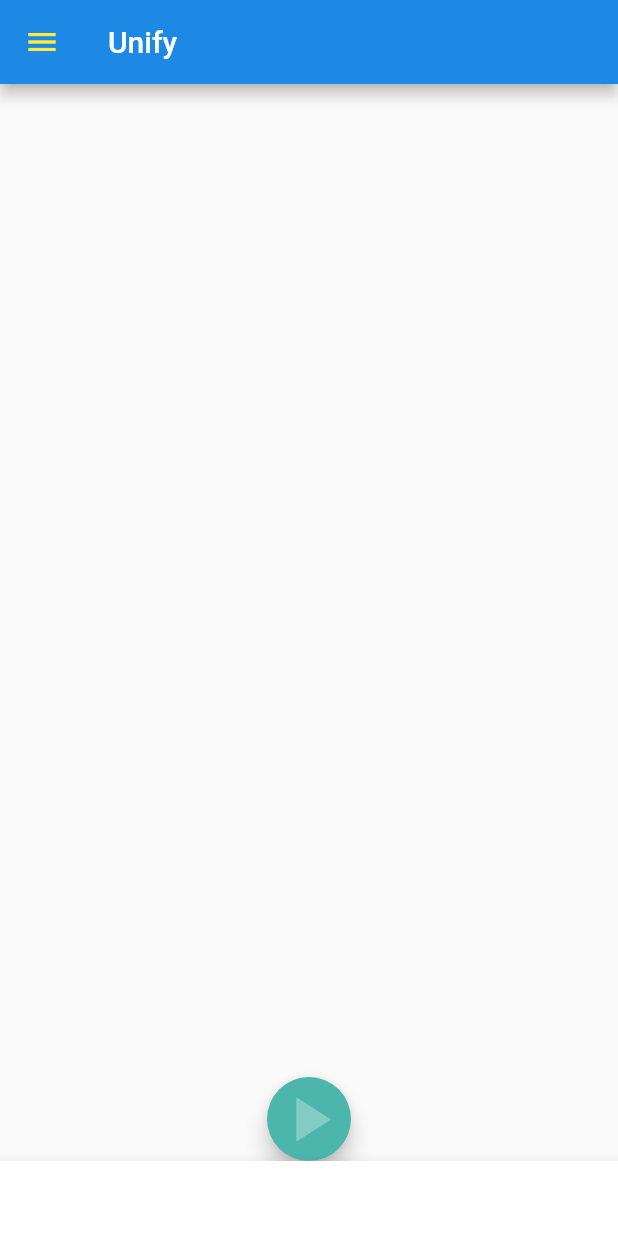
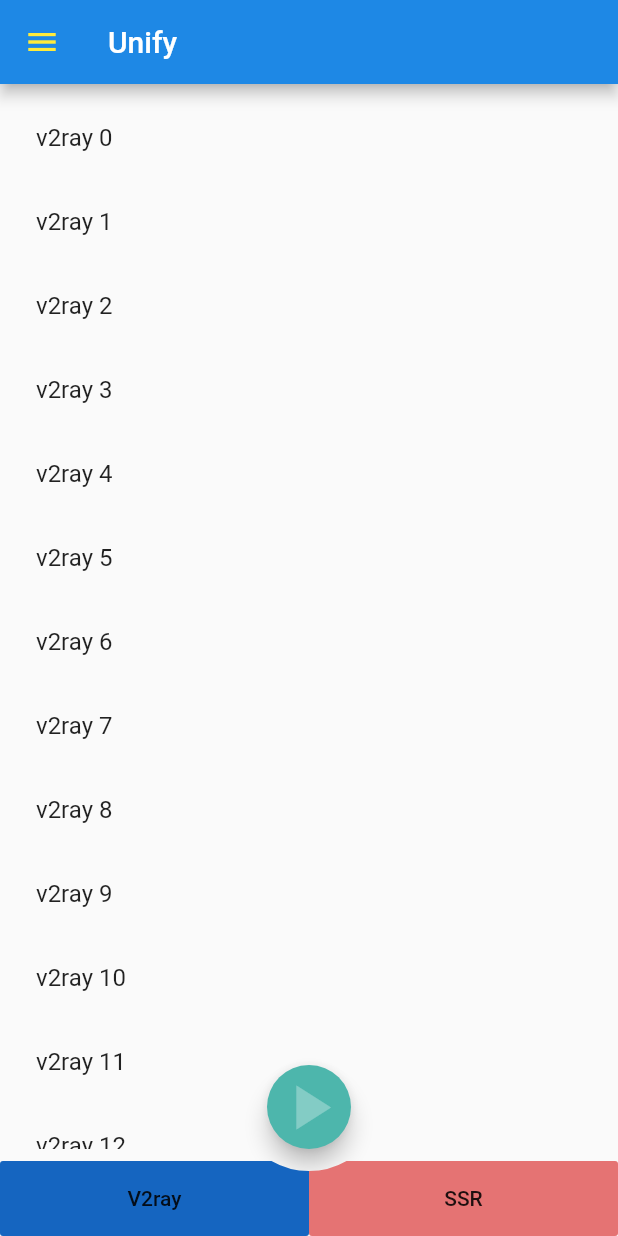
Before and after one commit to unifyproxy/unify-android, a Flutter app: the screen it shows after launch, on a phone screen of 412 x 824 dp. Run offline on Flutter 3.47's test engine with Material 2 defaults, Android fonts, the phone set to English and light mode, and no system bars; missing offline and left inert: clippy_flutter.

Commit message:
v2ray&ssr list

```diff
--- a/unify/lib/pages/main/bottombar.dart
+++ b/unify/lib/pages/main/bottombar.dart
@@ -1,25 +1,22 @@
 import 'package:flutter/material.dart';
-import 'package:unify/pages/main/states/bottom_bar.dart';
+import 'package:unify/pages/main/states/bottombar_state.dart';
 
 class BottomBar extends StatefulWidget {
   final BottomBarState _bottomBarState;
-
   BottomBar(this._bottomBarState);
 
   @override
-  _BottomBarState createState() => _BottomBarState(_bottomBarState);
+  _BottomBarState createState() => _BottomBarState();
 }
 
 class _BottomBarState extends State<BottomBar> {
   BottomBarState _bottomBarState;
 
-  _BottomBarState(this._bottomBarState);
-
   @override
   void initState() {
     super.initState();
 
-    _bottomBarState.curIndex = 0;
+    _bottomBarState = widget._bottomBarState;
   }
 
   @override
@@ -31,28 +28,28 @@ class _BottomBarState extends State<BottomBar> {
           children: <Widget>[
             Expanded(
               child: FlatButton(
-                color: _bottomBarState.curIndex == 0
+                color: _bottomBarState.curType == BottomBarStateEnum.V2RAY
                     ? Colors.blue[800]
                     : Colors.blue[300],
                 focusColor: Colors.blue[400],
                 child: Center(child: Text("V2ray")),
                 onPressed: () {
                   setState(() {
-                    _bottomBarState.curIndex = 0;
+                    _bottomBarState.curType = BottomBarStateEnum.V2RAY;
                   });
                 },
               ),
             ),
             Expanded(
               child: FlatButton(
-                color: _bottomBarState.curIndex == 1
+                color: _bottomBarState.curType == BottomBarStateEnum.SSR
                     ? Colors.red[800]
                     : Colors.red[300],
                 focusColor: Colors.red[400],
                 child: Center(child: Text("SSR")),
                 onPressed: () {
                   setState(() {
-                    _bottomBarState.curIndex = 1;
+                    _bottomBarState.curType = BottomBarStateEnum.SSR;
                   });
                 },
               ),
--- a/unify/lib/pages/main/mainpage_content.dart
+++ b/unify/lib/pages/main/mainpage_content.dart
@@ -1,9 +1,9 @@
 import 'package:flutter/material.dart';
 import 'package:flutter/rendering.dart';
+import 'package:unify/pages/main/bottombar.dart';
 import 'package:unify/pages/main/proxy_listview.dart';
 import 'package:provider/provider.dart';
-import 'package:unify/pages/main/states/bottom_bar.dart';
-import 'bottombar.dart';
+import 'package:unify/pages/main/states/bottombar_state.dart';
 
 class MainPageContent extends StatefulWidget {
   @override
@@ -20,11 +20,16 @@ class _MainPageContentState extends State<MainPageContent> {
           child: Column(
             children: <Widget>[
               Expanded(
-                child: ProxyListView(),
-              ),
-              FloatingActionButton(
+                child: Consumer<BottomBarState>(
+                    builder: (_, bottombarState, __) => Padding(
+                          padding: const EdgeInsets.all(8.0),
+                          child: Stack(
+                            alignment: Alignment.bottomCenter,
+                            children: <Widget>[
+                              ProxyListView(bottombarState),
+                              Positioned(
+                                child: FloatingActionButton(
                                   tooltip: "Connect to selected server",
-                materialTapTargetSize: MaterialTapTargetSize.shrinkWrap,
                                   onPressed: () => null,
                                   child: Icon(
                                     Icons.play_arrow,
@@ -32,9 +37,16 @@ class _MainPageContentState extends State<MainPageContent> {
                                     color: Colors.white30,
                                   ),
                                 ),
+                              ),
+                            ],
+                          ),
+                        )),
+              ),
               SizedBox(
                 height: 50,
-                child: Consumer(builder: (_, bottombarState, __) => BottomAppBar(),),
+                child: Consumer<BottomBarState>(
+                  builder: (_, bottombarState, __) => BottomBar(bottombarState),
+                ),
               ),
             ],
             crossAxisAlignment: CrossAxisAlignment.stretch,
--- a/unify/lib/pages/main/proxy_listview.dart
+++ b/unify/lib/pages/main/proxy_listview.dart
@@ -1,15 +1,72 @@
 import 'package:flutter/material.dart';
+import 'package:unify/pages/main/states/bottombar_state.dart';
 
 class ProxyListView extends StatefulWidget {
+  final BottomBarState _bottomBarState;
+
+  ProxyListView(this._bottomBarState);
+
   @override
   _ProxyListViewState createState() => _ProxyListViewState();
 }
 
 class _ProxyListViewState extends State<ProxyListView> {
+  BottomBarState _bottomBarState;
+
+  @override
+  void initState() {
+    super.initState();
+
+    _bottomBarState = widget._bottomBarState;
+  }
+
   @override
   Widget build(BuildContext context) {
-    return ListView(
-      children: <Widget>[],
+    return _bottomBarState.curType == BottomBarStateEnum.V2RAY
+        ? V2RAYProxyListView()
+        : SSRProxyListView();
+  }
+}
+
+class V2RAYProxyListView extends StatefulWidget {
+  @override
+  V2RAYProxyListViewState createState() => V2RAYProxyListViewState();
+}
+
+class V2RAYProxyListViewState extends State<V2RAYProxyListView> {
+  final iii = [
+    "hello",
+    "tooo",
+  ];
+
+  @override
+  Widget build(BuildContext context) {
+    return ListView.builder(
+      itemCount: 50,
+      itemBuilder: (context, index) {
+        return ListTile(
+          title: Text("v2ray $index"),
+        );
+      },
     );
   }
 }
+
+class SSRProxyListView extends StatefulWidget {
+  @override
+  _SSRProxyListViewState createState() => _SSRProxyListViewState();
+}
+
+class _SSRProxyListViewState extends State<SSRProxyListView> {
+  @override
+  Widget build(BuildContext context) {
+    return ListView.builder(
+      itemCount: 50,
+      itemBuilder: (context, index) {
+        return ListTile(
+          title: Text("ssr $index"),
+        );
+      },
+    );
+  }
+}
--- a/unify/lib/pages/main/states/bottom_bar.dart
+++ /dev/null
@@ -1,10 +0,0 @@
-import 'package:flutter/foundation.dart';
-
-class BottomBarState with ChangeNotifier {
-  int _curIndex = 0;
-  get curIndex => _curIndex;
-  set curIndex(c) {
-    _curIndex = c;
-    notifyListeners();
-  }
-}
--- /dev/null
+++ b/unify/lib/pages/main/states/bottombar_state.dart
@@ -0,0 +1,15 @@
+import 'package:flutter/foundation.dart';
+
+enum BottomBarStateEnum {
+  V2RAY,
+  SSR,
+}
+
+class BottomBarState with ChangeNotifier {
+  BottomBarStateEnum _curType = BottomBarStateEnum.V2RAY;
+  get curType => _curType;
+  set curType(c) {
+    _curType = c;
+    notifyListeners();
+  }
+}
```
Also changed, not shown: 2 other files. Lines whose indentation alone changed are shown as unchanged.
